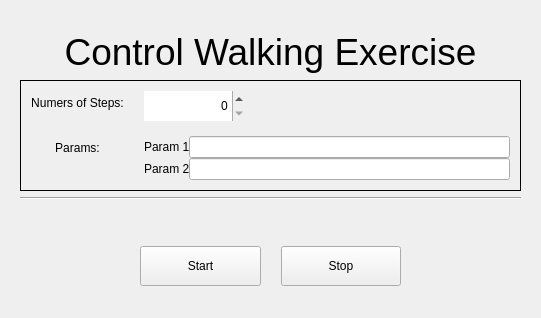
Above: src/gui_pkg/include/gui_pkg/control_form.ui from cristianbass01/GUI_robotic_exoskeleton before the change. Below: the same form after it.
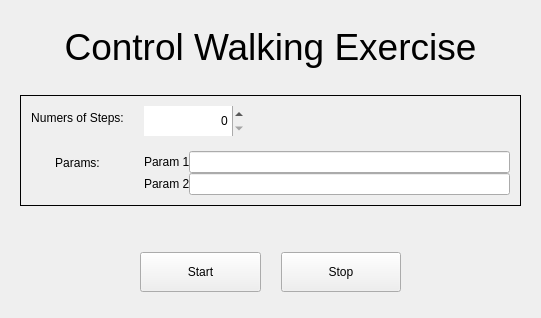
That is the form after the change.

```diff
--- a/src/gui_pkg/include/gui_pkg/control_form.ui
+++ b/src/gui_pkg/include/gui_pkg/control_form.ui
@@ -40,6 +40,22 @@
      </property>
     </widget>
    </item>
+   <item>
+    <spacer name="verticalSpacer">
+     <property name="orientation">
+      <enum>Qt::Vertical</enum>
+     </property>
+     <property name="sizeType">
+      <enum>QSizePolicy::Fixed</enum>
+     </property>
+     <property name="sizeHint" stdset="0">
+      <size>
+       <width>20</width>
+       <height>20</height>
+      </size>
+     </property>
+    </spacer>
+   </item>
    <item>
     <widget class="QFrame" name="formFrame">
      <property name="frameShape">
@@ -176,13 +192,6 @@
      </layout>
     </widget>
    </item>
-   <item>
-    <widget class="Line" name="line_3">
-     <property name="orientation">
-      <enum>Qt::Horizontal</enum>
-     </property>
-    </widget>
-   </item>
    <item>
     <layout class="QHBoxLayout" name="horizontalLayout_5">
      <property name="spacing">
```
